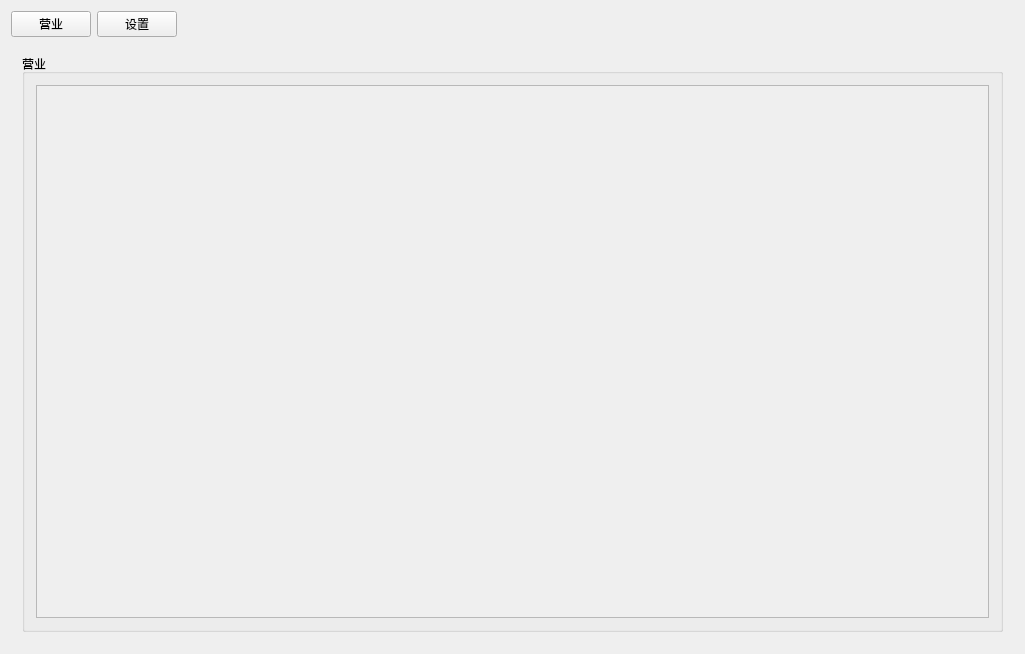
This is BMS/BMS/bms.ui in toiime/BMS as Qt 5 draws it before an edit. The edited form follows.
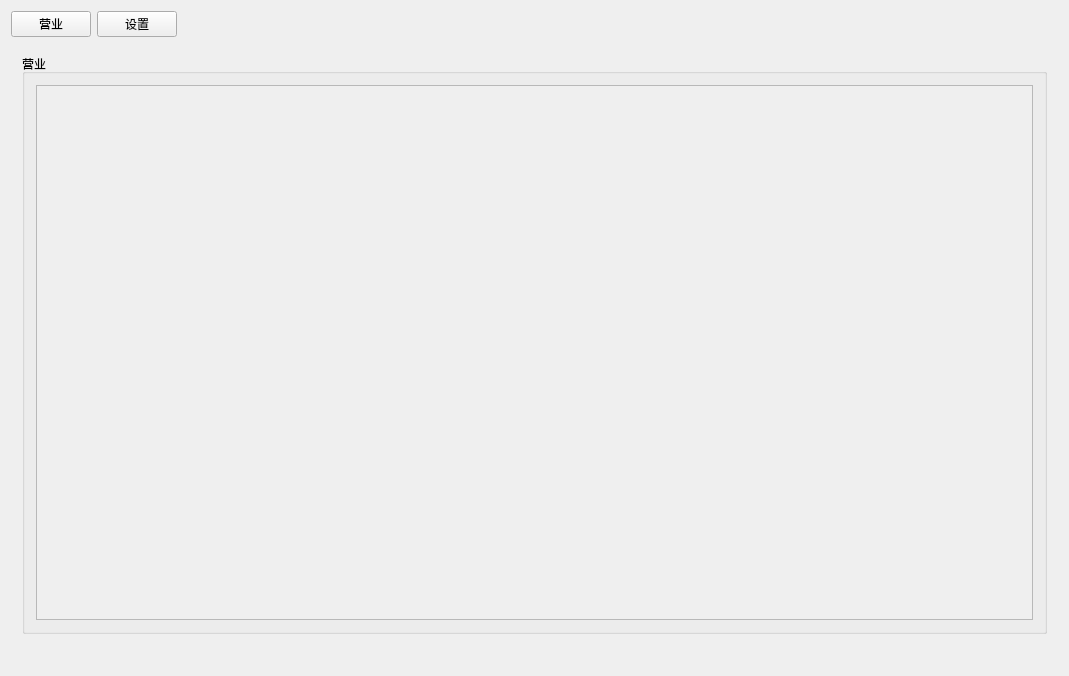
This is the edited form.

Patch:
```diff
--- a/BMS/BMS/bms.ui
+++ b/BMS/BMS/bms.ui
@@ -6,8 +6,8 @@
    <rect>
     <x>0</x>
     <y>0</y>
-    <width>1025</width>
-    <height>654</height>
+    <width>1069</width>
+    <height>676</height>
    </rect>
   </property>
   <property name="windowTitle">
@@ -68,8 +68,8 @@
               <rect>
                <x>0</x>
                <y>0</y>
-               <width>967</width>
-               <height>550</height>
+               <width>1011</width>
+               <height>551</height>
               </rect>
              </property>
             </widget>
@@ -198,6 +198,13 @@
      </widget>
     </widget>
    </item>
+   <item alignment="Qt::AlignRight">
+    <widget class="QLabel" name="labelCurrentTime">
+     <property name="text">
+      <string/>
+     </property>
+    </widget>
+   </item>
   </layout>
  </widget>
  <layoutdefault spacing="6" margin="11"/>
```
